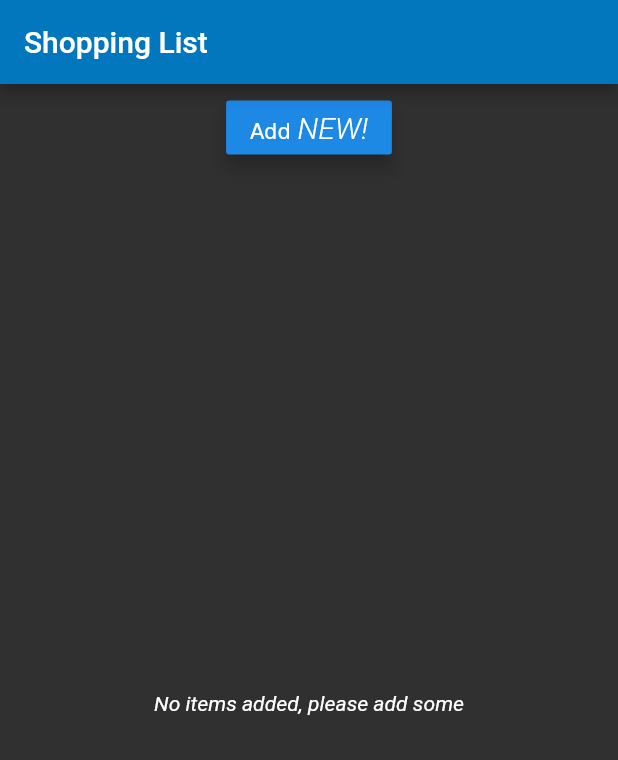
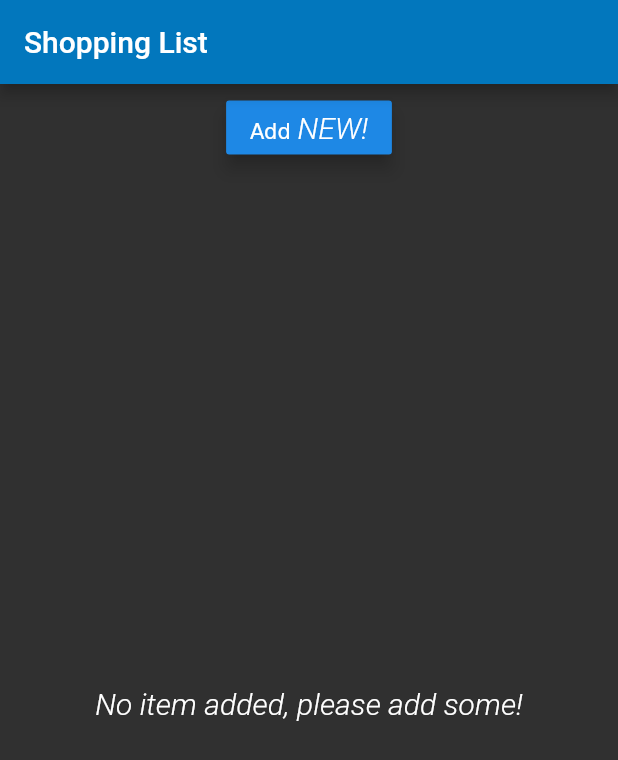
Before and after one commit to MiKr13/Flutter-Basics, a Flutter app: the screen it shows after launch, on a phone screen of 412 x 824 dp. Shown: the top 760 px of the screen. Run offline on Flutter 3.47's test engine with Material 2 defaults, Android fonts, the phone set to English and light mode, and no system bars; Roboto replaces fonts that are missing (Hind, Montserrat).

Commit message:
A better way do deal with if-else and seperating different logics

```diff
--- a/lib/products.dart
+++ b/lib/products.dart
@@ -35,10 +35,14 @@ class Products extends StatelessWidget {
     );
   }
 
-  @override
-  Widget build(BuildContext context) {
+  Widget _buildProductList(BuildContext context) {
     Widget productCard = Center(
-      child: Text('No items added, please add some'),
+      child: RichText(
+        text:  TextSpan(
+          text: 'No item added, please add some!',
+          style: Theme.of(context).textTheme.title
+        )
+      ),
     );
     if (products.length > 0) {
       productCard = ListView.builder(
@@ -48,4 +52,9 @@ class Products extends StatelessWidget {
     }
     return productCard;
   }
+
+  @override
+  Widget build(BuildContext context) {
+    return _buildProductList(context);
+  }
 }
```
